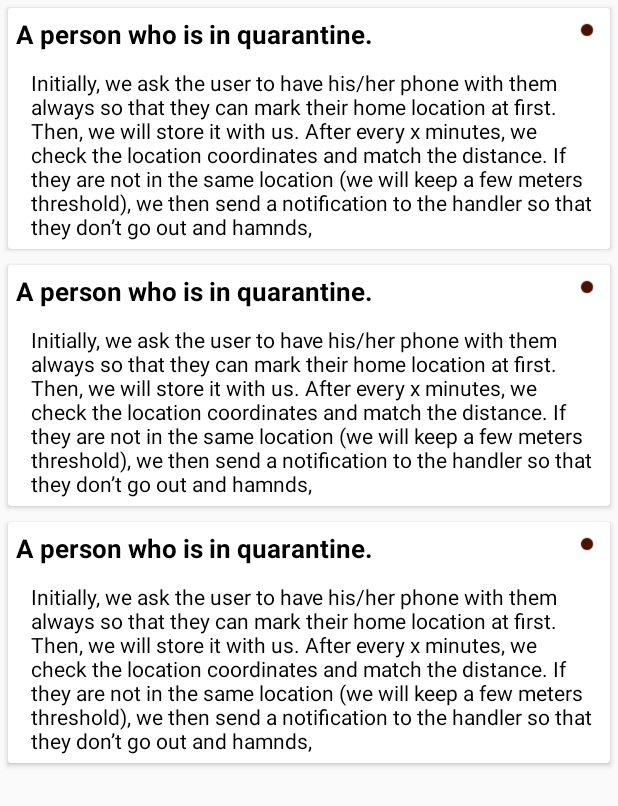
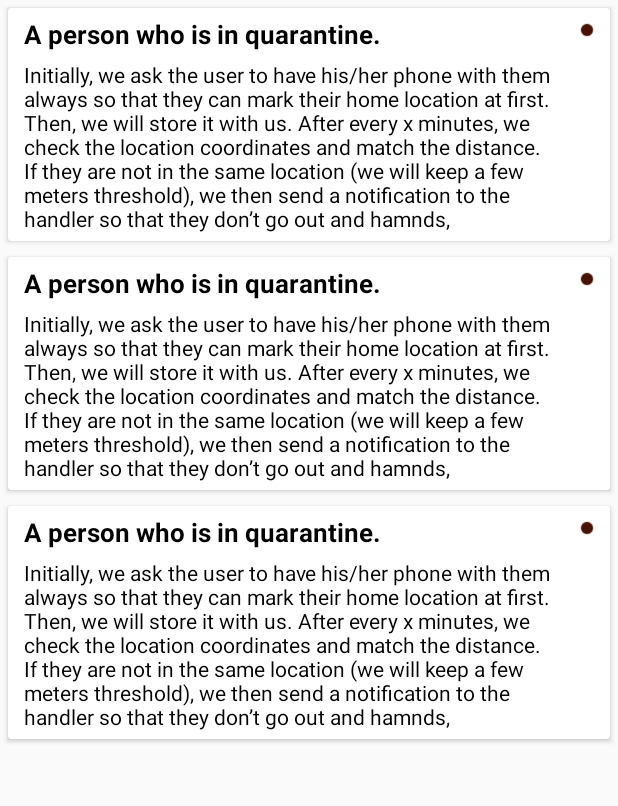
Before and after one commit to KashyapBhat/QuarantineMe, an Android app: the layout fragment_notification.xml on its own in the app's theme, with its tools: preview values and no code run, on a phone screen of 412 x 824 dp. Shown: the top 806 px of the screen. Run offline under Robolectric (Android 15) with nearby library versions, the phone set to English and light mode, and no system bars.

Commit message:
--- notification adapters and recyvlerview

```diff
--- /dev/null
+++ b/app/src/main/java/kashyap/in/yajurvedaproject/notifications/Notification.kt
@@ -0,0 +1,3 @@
+package kashyap.`in`.yajurvedaproject.notifications
+
+data class Notification(val header: String, val desc: String)
--- a/app/src/main/java/kashyap/in/yajurvedaproject/quarantine/QuarantineActivity.kt
+++ b/app/src/main/java/kashyap/in/yajurvedaproject/quarantine/QuarantineActivity.kt
@@ -8,6 +8,7 @@ import android.widget.Toast
 import com.google.android.material.bottomnavigation.BottomNavigationView
 import kashyap.`in`.yajurvedaproject.R
 import kashyap.`in`.yajurvedaproject.base.BaseActivity
+import kashyap.`in`.yajurvedaproject.notifications.NotificationFragment
 import kotlinx.android.synthetic.main.activity_quarantine.*
 
 class QuarantineActivity : BaseActivity(), BottomNavigationView.OnNavigationItemSelectedListener {
@@ -48,7 +49,7 @@ class QuarantineActivity : BaseActivity(), BottomNavigationView.OnNavigationItem
                 return true
             }
             R.id.qmmi3 -> {
-
+                replaceFragment(this, NotificationFragment.newInstance(), R.id.flContainer)
                 return true
             }
             R.id.qmmi4 -> {
--- a/app/src/main/res/layout/fragment_notification.xml
+++ b/app/src/main/res/layout/fragment_notification.xml
@@ -8,6 +8,7 @@
         android:id="@+id/rvNotification"
         android:layout_width="match_parent"
         android:layout_height="match_parent"
-        tools:listitem="@layout/item_notification"/>
+        android:overScrollMode="ifContentScrolls"
+        tools:listitem="@layout/item_notification" />
 
 </FrameLayout>
--- a/app/src/main/res/layout/item_notification.xml
+++ b/app/src/main/res/layout/item_notification.xml
@@ -23,6 +23,7 @@
             android:id="@+id/tvNotificationHeader"
             android:layout_width="match_parent"
             android:layout_height="wrap_content"
+            android:layout_marginStart="@dimen/_5dp"
             android:layout_toStartOf="@+id/ivNotification"
             android:padding="@dimen/_5dp"
             android:text="A person who is in quarantine."
@@ -35,9 +36,13 @@
             android:layout_width="match_parent"
             android:layout_height="wrap_content"
             android:layout_below="@+id/tvNotificationHeader"
-            android:layout_marginStart="@dimen/_10dp"
-            android:padding="@dimen/_5dp"
+            android:layout_marginStart="@dimen/_5dp"
+            android:layout_marginEnd="@dimen/_20dp"
+            android:paddingStart="@dimen/_5dp"
+            android:paddingEnd="@dimen/_5dp"
+            android:paddingBottom="@dimen/_5dp"
             android:text="Initially, we ask the user to have his/her phone with them always so that they can mark their home location at first. Then, we will store it with us. After every x minutes, we check the location coordinates and match the distance. If they are not in the same location (we will keep a few meters threshold), we then send a notification to the handler so that they don’t go out and hamnds,"
             android:textColor="@color/black" />
     </RelativeLayout>
+
 </androidx.cardview.widget.CardView>
```
Also changed, not shown: app/src/main/java/kashyap/in/yajurvedaproject/notifications/NotificationAdapter.java (added, +50 -0 lines), app/src/main/java/kashyap/in/yajurvedaproject/notifications/NotificationFragment.kt (+58 -8 lines).
